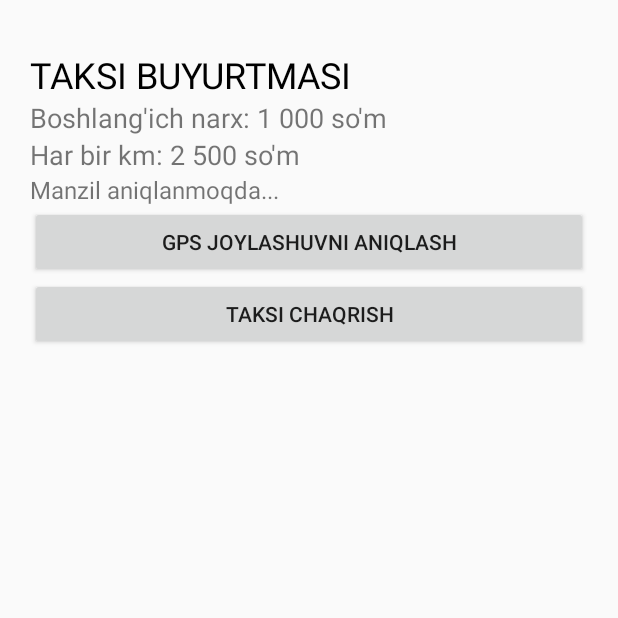
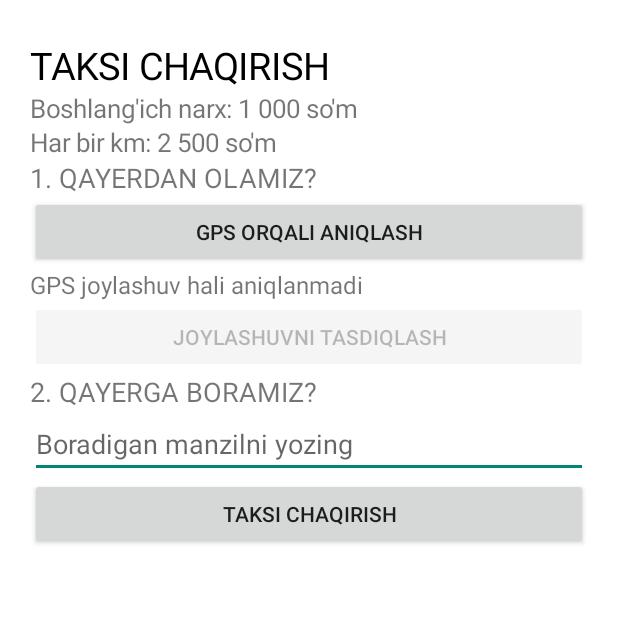
Before and after one commit to husan92/CHUST_SERVIS_DB, an Android app: the TaxiActivity screen opened directly, with no data from a screen before it, on a phone screen of 412 x 824 dp, the top half of it. Run offline under Robolectric (Android 15) with nearby library versions, the phone set to English and light mode, and no system bars.

Commit message:
Update TaxiActivity.java

```diff
--- a/app/src/main/java/com/chust/servis/TaxiActivity.java
+++ b/app/src/main/java/com/chust/servis/TaxiActivity.java
@@ -8,6 +8,7 @@ import android.location.Location;
 import android.widget.LinearLayout;
 import android.widget.TextView;
 import android.widget.Button;
+import android.widget.EditText;
 import android.graphics.Color;
 import android.view.View;
 
@@ -17,8 +18,15 @@ import com.chust.servis.gps.LocationTracker;
 public class TaxiActivity extends Activity {
 
     private TextView gpsText;
+    private TextView statusText;
+    private EditText destination;
+    private Button confirmButton;
+
     private GPSManager gpsManager;
     private LocationTracker tracker;
+
+    private Location currentLocation;
+    private boolean locationConfirmed = false;
 
     @Override
     protected void onCreate(Bundle savedInstanceState) {
@@ -26,37 +34,62 @@ public class TaxiActivity extends Activity {
 
         LinearLayout layout = new LinearLayout(this);
         layout.setOrientation(LinearLayout.VERTICAL);
-        layout.setPadding(30, 50, 30, 30);
+        layout.setPadding(30, 40, 30, 30);
+        layout.setBackgroundColor(Color.WHITE);
 
         TextView title = new TextView(this);
-        title.setText("TAKSI BUYURTMASI");
-        title.setTextSize(24);
+        title.setText("TAKSI CHAQIRISH");
+        title.setTextSize(25);
         title.setTextColor(Color.BLACK);
 
         TextView price = new TextView(this);
         price.setText("Boshlang'ich narx: 1 000 so'm");
-        price.setTextSize(18);
+        price.setTextSize(17);
 
         TextView km = new TextView(this);
         km.setText("Har bir km: 2 500 so'm");
-        km.setTextSize(18);
+        km.setTextSize(17);
+
+        TextView pickupTitle = new TextView(this);
+        pickupTitle.setText("1. QAYERDAN OLAMIZ?");
+        pickupTitle.setTextSize(18);
 
         gpsText = new TextView(this);
-        gpsText.setText("Manzil aniqlanmoqda...");
+        gpsText.setText("GPS joylashuv hali aniqlanmadi");
         gpsText.setTextSize(16);
 
         Button gpsButton = new Button(this);
-        gpsButton.setText("GPS JOYLASHUVNI ANIQLASH");
+        gpsButton.setText("GPS ORQALI ANIQLASH");
+
+        confirmButton = new Button(this);
+        confirmButton.setText("JOYLASHUVNI TASDIQLASH");
+        confirmButton.setEnabled(false);
+
+        TextView destinationTitle = new TextView(this);
+        destinationTitle.setText("2. QAYERGA BORAMIZ?");
+        destinationTitle.setTextSize(18);
+
+        destination = new EditText(this);
+        destination.setHint("Boradigan manzilni yozing");
 
         Button order = new Button(this);
-        order.setText("TAKSI CHAQRISH");
+        order.setText("TAKSI CHAQIRISH");
+
+        statusText = new TextView(this);
+        statusText.setText("");
+        statusText.setTextSize(16);
 
         layout.addView(title);
         layout.addView(price);
         layout.addView(km);
+        layout.addView(pickupTitle);
+        layout.addView(gpsButton);
         layout.addView(gpsText);
-        layout.addView(gpsButton);
+        layout.addView(confirmButton);
+        layout.addView(destinationTitle);
+        layout.addView(destination);
         layout.addView(order);
+        layout.addView(statusText);
 
         setContentView(layout);
 
@@ -66,6 +99,10 @@ public class TaxiActivity extends Activity {
         tracker.setCallback(location -> showLocation(location));
 
         gpsButton.setOnClickListener(v -> {
+            locationConfirmed = false;
+            confirmButton.setEnabled(false);
+            gpsText.setText("GPS aniqlanmoqda...");
+
             if (hasLocationPermission()) {
                 startGPS();
             } else {
@@ -77,6 +114,34 @@ public class TaxiActivity extends Activity {
                     101
                 );
             }
+        });
+
+        confirmButton.setOnClickListener(v -> {
+            if (currentLocation != null) {
+                locationConfirmed = true;
+                confirmButton.setText("JOYLASHUV TASDIQLANDI");
+                gpsText.setText("Olish joyi tasdiqlandi");
+                statusText.setText("");
+            }
+        });
+
+        order.setOnClickListener(v -> {
+            String address = destination.getText().toString().trim();
+
+            if (!locationConfirmed) {
+                statusText.setText("Avval GPS joylashuvni tasdiqlang!");
+                return;
+            }
+
+            if (address.isEmpty()) {
+                statusText.setText("Boradigan manzilni yozing!");
+                return;
+            }
+
+            statusText.setText(
+                "Buyurtma ma'lumotlari tayyor.\n" +
+                "Serverga ulanish keyingi bosqichda qo'shiladi."
+            );
         });
     }
 
@@ -94,8 +159,6 @@ public class TaxiActivity extends Activity {
 
         if (location != null) {
             showLocation(location);
-        } else {
-            gpsText.setText("GPS сигналини кутяпмиз...");
         }
 
         tracker.start(this);
@@ -103,10 +166,18 @@ public class TaxiActivity extends Activity {
 
     private void showLocation(Location location) {
         runOnUiThread(() -> {
-            gpsText.setText(
-                "Kenglik: " + location.getLatitude() +
-                "\nUzunlik: " + location.getLongitude()
-            );
+            currentLocation = location;
+
+            if (!locationConfirmed) {
+                gpsText.setText(
+                    "GPS topildi:\n" +
+                    "Kenglik: " + location.getLatitude() +
+                    "\nUzunlik: " + location.getLongitude()
+                );
+
+                confirmButton.setEnabled(true);
+                confirmButton.setText("JOYLASHUVNI TASDIQLASH");
+            }
         });
     }
 
@@ -123,7 +194,7 @@ public class TaxiActivity extends Activity {
         if (requestCode == 101 && hasLocationPermission()) {
             startGPS();
         } else if (requestCode == 101) {
-            gpsText.setText("GPS учун рухсат берилмади");
+            gpsText.setText("GPS uchun ruxsat berilmadi");
         }
     }
 
```
